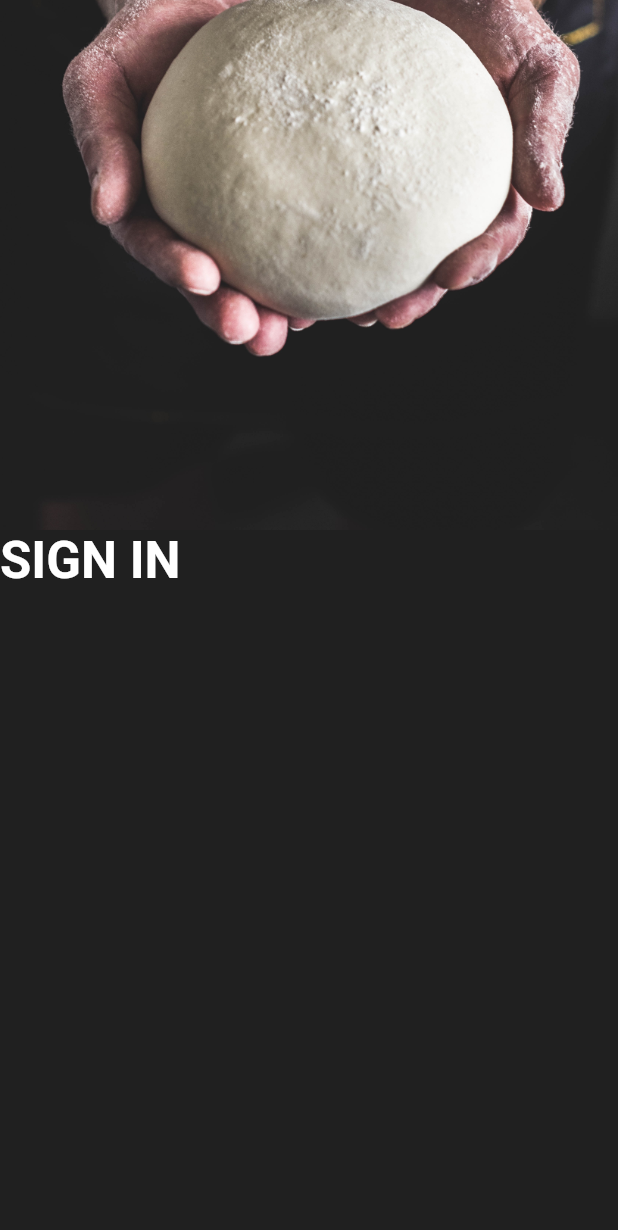
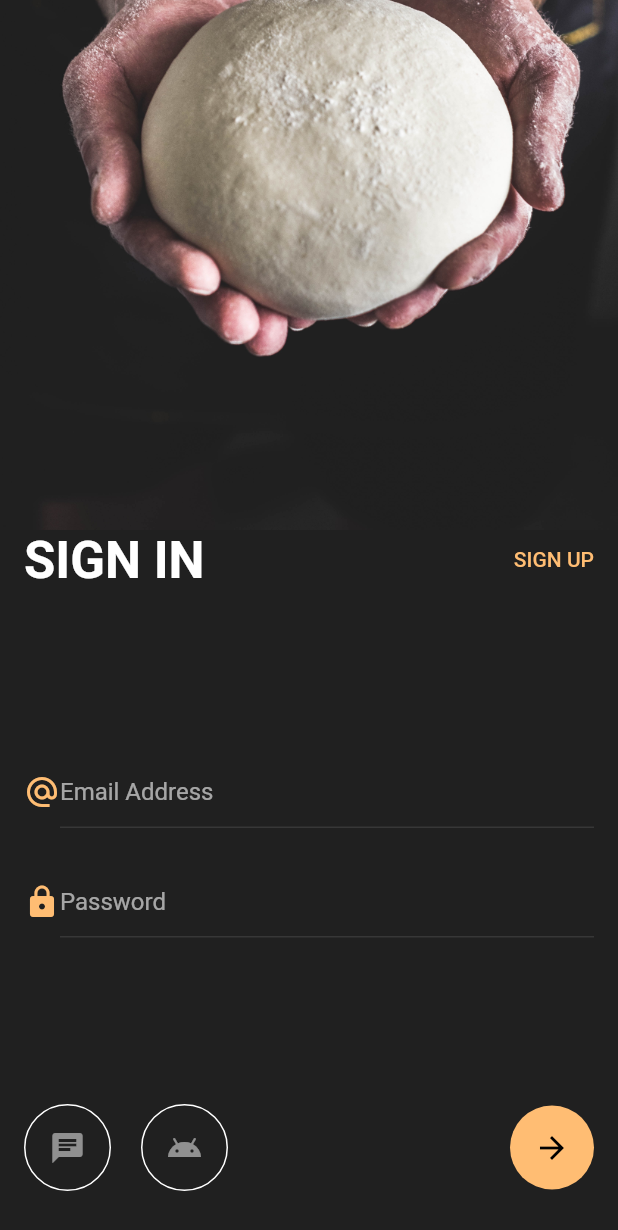
Before and after one commit to Leonardo1952/welcome, a Flutter app: the screen it shows after launch, after a tap on "Start Learning", on a phone screen of 412 x 824 dp. Shown: the top 1230 px of the screen. Run offline on Flutter 3.47's test engine with Material 2 defaults, Android fonts, the phone set to English and light mode, and no system bars.

Commit message:
finalização tela sign in

```diff
--- a/lib/main.dart
+++ b/lib/main.dart
@@ -20,6 +20,13 @@ class MyApp extends StatelessWidget {
           ),
           headline:
               TextStyle(color: Colors.white, fontWeight: FontWeight.normal),
+        ),
+        inputDecorationTheme: InputDecorationTheme(
+          enabledBorder: UnderlineInputBorder(
+            borderSide: BorderSide(
+              color: Colors.white.withOpacity(.1),
+            ),
+          ),
         ),
       ),
       home: WelcomeScreen(),
@@ -97,7 +104,7 @@ class WelcomeScreen extends StatelessWidget {
                           Icon(
                             Icons.arrow_forward,
                             color: Colors.black,
-                          )
+                          ),
                         ],
                       ),
                     ),
--- a/lib/signin_screen.dart
+++ b/lib/signin_screen.dart
@@ -1,4 +1,5 @@
 import 'package:flutter/material.dart';
+import 'package:welcome_login_screen/core/app_colors.dart';
 
 class SignInScreen extends StatelessWidget {
   @override
@@ -20,17 +21,99 @@ class SignInScreen extends StatelessWidget {
           ),
           Expanded(
             flex: 4,
+            child: Padding(
+              padding: const EdgeInsets.symmetric(horizontal: 16),
               child: Column(
                 children: [
                   Row(
+                    mainAxisAlignment: MainAxisAlignment.spaceBetween,
                     children: [
                       Text(
                         "SIGN IN",
                         style: Theme.of(context).textTheme.display1,
+                      ),
+                      Text(
+                        "SIGN UP",
+                        style: Theme.of(context).textTheme.button,
+                      ),
+                    ],
+                  ),
+                  Spacer(),
+                  Padding(
+                    padding: const EdgeInsets.only(bottom: 25),
+                    child: Row(
+                      crossAxisAlignment: CrossAxisAlignment.center,
+                      children: [
+                        Icon(Icons.alternate_email,
+                            color: AppColors.kPrimaryColor),
+                        Expanded(
+                            child: TextField(
+                          decoration: InputDecoration(
+                            hintText: "Email Address",
+                          ),
+                        ))
+                      ],
+                    ),
+                  ),
+                  Row(
+                    crossAxisAlignment: CrossAxisAlignment.center,
+                    children: [
+                      Icon(Icons.lock, color: AppColors.kPrimaryColor),
+                      Expanded(
+                          child: TextField(
+                        decoration: InputDecoration(
+                          hintText: "Password",
+                        ),
+                      ))
+                    ],
+                  ),
+                  Spacer(),
+                  Padding(
+                    padding: const EdgeInsets.only(bottom: 30),
+                    child: Row(
+                      children: [
+                        Container(
+                          padding: EdgeInsets.all(16),
+                          decoration: BoxDecoration(
+                            shape: BoxShape.circle,
+                            border: Border.all(
+                              color: Colors.white,
+                            ),
+                          ),
+                          child: Icon(
+                            Icons.chat,
+                            color: Colors.white.withOpacity(.5),
+                          ),
+                        ),
+                        SizedBox(
+                          width: 20,
+                        ),
+                        Container(
+                          padding: EdgeInsets.all(16),
+                          decoration: BoxDecoration(
+                            shape: BoxShape.circle,
+                            border: Border.all(
+                              color: Colors.white,
+                            ),
+                          ),
+                          child: Icon(
+                            Icons.android,
+                            color: Colors.white.withOpacity(.5),
+                          ),
+                        ),
+                        Spacer(),
+                        Container(
+                          padding: EdgeInsets.all(16),
+                          decoration: BoxDecoration(
+                              shape: BoxShape.circle,
+                              color: AppColors.kPrimaryColor),
+                          child: Icon(Icons.arrow_forward, color: Colors.black),
+                        ),
+                      ],
+                    ),
                   )
                 ],
-                )
-              ],
+              ),
             ),
           ),
         ],
```
Lines whose indentation alone changed are shown as unchanged.
